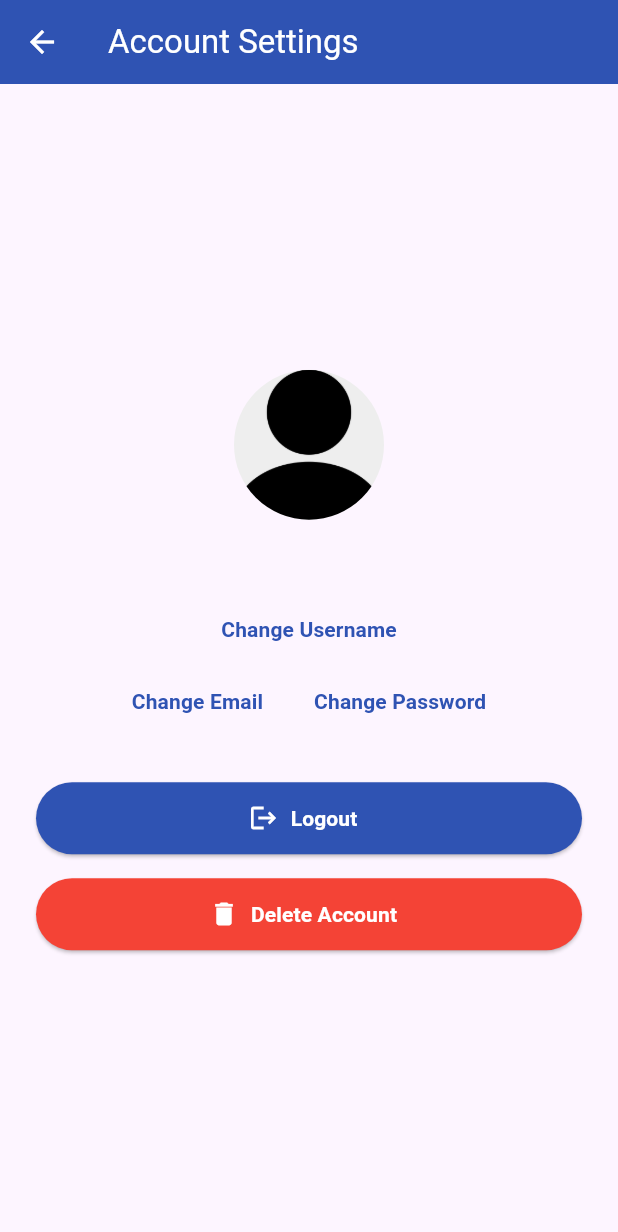
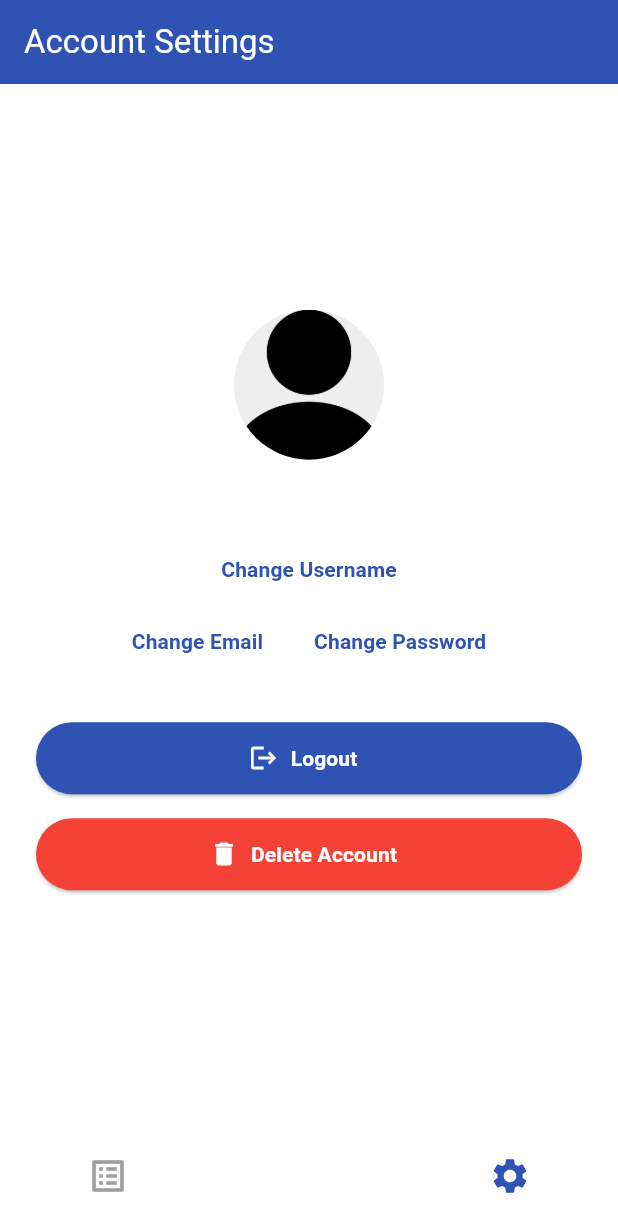
Before and after one commit to Zaki4436/my_diary, a Flutter app: the AccountPage screen opened by its route, on a phone screen of 412 x 824 dp. Shown: the top 1232 px of the screen. Run offline on Flutter 3.47's test engine with Material 3 defaults, Android fonts, the light colour scheme and no system bars; our stand-ins replace shared_preferences, sqflite; accounts and stored records are empty.

Commit message:
navigation bar

```diff
--- a/lib/account.dart
+++ b/lib/account.dart
@@ -3,6 +3,7 @@ import 'package:shared_preferences/shared_preferences.dart';
 import 'password_change.dart';
 import 'email_change.dart';
 import 'main.dart';
+import 'homepage.dart';
 
 bool _isDarkMode = isDarkMode.value;
 
@@ -22,6 +23,7 @@ class _AccountPageState extends State<AccountPage> {
   String _username = 'My Account';
   String _email = 'test@example.com';
   String _password = '';
+  int _selectedIndex = 1; // Settings tab selected
 
   @override
   void initState() {
@@ -153,16 +155,16 @@ class _AccountPageState extends State<AccountPage> {
 
   @override
   Widget build(BuildContext context) {
-    return Scaffold(
+    _isDarkMode = isDarkMode.value;
+    return Theme(
+      data: _isDarkMode
+          ? ThemeData.dark().copyWith(scaffoldBackgroundColor: Colors.black)
+          : ThemeData.light().copyWith(scaffoldBackgroundColor: Colors.white),
+      child: Scaffold(
         appBar: AppBar(
           title: Text('Account Settings', style: TextStyle(color: Colors.white)),
           backgroundColor: Color.fromARGB(255, 47, 83, 179),
-        leading: IconButton(
-          icon: Icon(Icons.arrow_back, color: Colors.white),
-          onPressed: () {
-            Navigator.pushReplacementNamed(context, '/home');
-          },
-        ),
+          automaticallyImplyLeading: false, // Remove arrow left
         ),
         body: Center(
           child: Padding(
@@ -271,6 +273,60 @@ class _AccountPageState extends State<AccountPage> {
             ),
           ),
         ),
+        bottomNavigationBar: BottomAppBar(
+          color: _isDarkMode ? Colors.grey[900] : Colors.white,
+          shape: CircularNotchedRectangle(),
+          notchMargin: 5,
+          child: SizedBox(
+            height: 60,
+            child: Row(
+              children: [
+                Padding(
+                  padding: const EdgeInsets.symmetric(horizontal: 32), // 👈 Control spacing
+                  child: IconButton(
+                    icon: Icon(
+                      Icons.list_alt,
+                      color: _selectedIndex == 0
+                          ? (_isDarkMode ? Colors.white : Color.fromARGB(255, 47, 83, 179))
+                          : Colors.grey,
+                      size: 28,
+                    ),
+                    onPressed: () {
+                      setState(() {
+                        _selectedIndex = 0;
+                      });
+                      Navigator.push(
+                        context,
+                        MaterialPageRoute(builder: (context) => HomePage()),
+                      );
+                    },
+                    tooltip: "View All",
+                  ),
+                ),
+                Spacer(),
+                Padding(
+                  padding: const EdgeInsets.symmetric(horizontal: 32),
+                  child: IconButton(
+                    icon: Icon(
+                      Icons.settings,
+                      color: _selectedIndex == 1
+                          ? (_isDarkMode ? Colors.white : Color.fromARGB(255, 47, 83, 179))
+                          : Colors.grey,
+                      size: 28,
+                    ),
+                    onPressed: () {
+                      setState(() {
+                        _selectedIndex = 1;
+                      });
+                    },
+                    tooltip: "Settings",
+                  ),
+                ),
+              ],
+            ),
+          ),
+        ),
+      ),
     );
   }
 }
```
Also changed, not shown: lib/homepage.dart (+63 -12 lines). Lines whose indentation alone changed are shown as unchanged.
